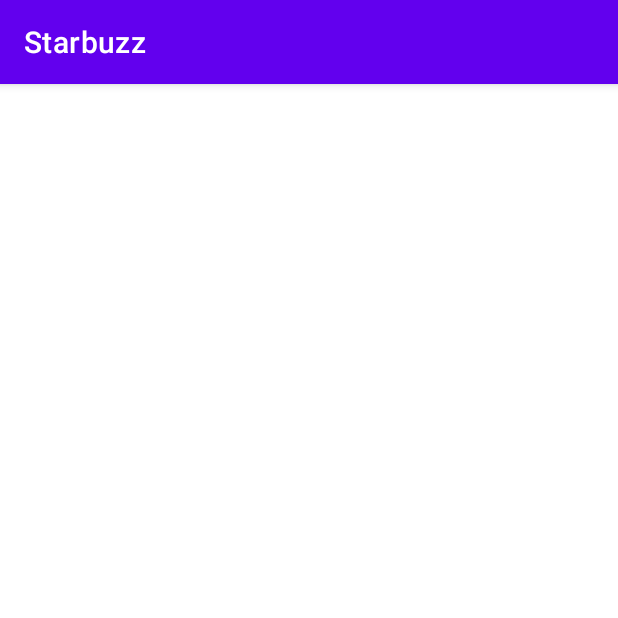
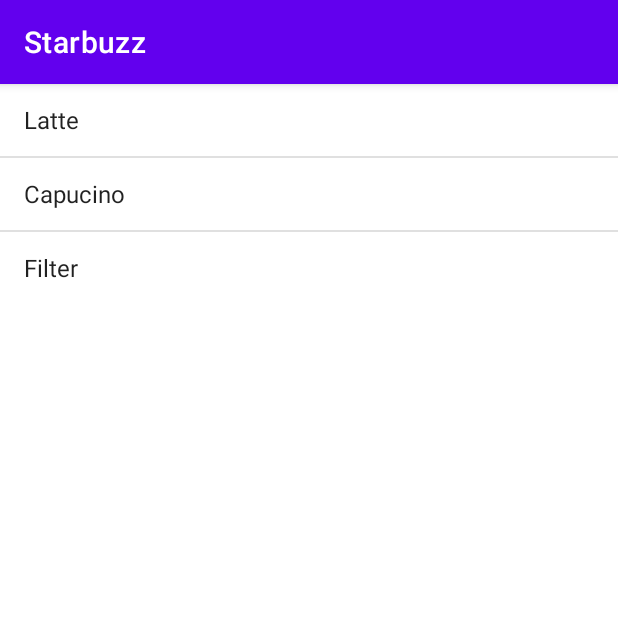
Before and after one commit to mosemb/Android, an Android app: the DrinkCategoryActivity screen opened directly, with no data from a screen before it, on a phone screen of 412 x 824 dp, the top half of it. Run offline under Robolectric (Android 15) with nearby library versions, the phone set to English and light mode, and no system bars.

Commit message:
updated starbuzz app

```diff
--- a/Starbuzz/app/src/main/AndroidManifest.xml
+++ b/Starbuzz/app/src/main/AndroidManifest.xml
@@ -9,6 +9,9 @@
         android:roundIcon="@mipmap/ic_launcher_round"
         android:supportsRtl="true"
         android:theme="@style/Theme.Starbuzz">
+        <activity
+            android:name=".DrinkActivity"
+            android:exported="false" />
         <activity
             android:name=".DrinkCategoryActivity"
             android:exported="false" />
--- a/Starbuzz/app/src/main/java/com/hfad/starbuzz/DrinkCategoryActivity.java
+++ b/Starbuzz/app/src/main/java/com/hfad/starbuzz/DrinkCategoryActivity.java
@@ -2,7 +2,12 @@ package com.hfad.starbuzz;
 
 import androidx.appcompat.app.AppCompatActivity;
 
+import android.content.Intent;
 import android.os.Bundle;
+import android.view.View;
+import android.widget.AdapterView;
+import android.widget.ArrayAdapter;
+import android.widget.ListView;
 
 public class DrinkCategoryActivity extends AppCompatActivity {
 
@@ -10,5 +15,29 @@ public class DrinkCategoryActivity extends AppCompatActivity {
     protected void onCreate(Bundle savedInstanceState) {
         super.onCreate(savedInstanceState);
         setContentView(R.layout.activity_drink_category);
+
+        // The adapter shows the Drinks from the Drinks.java file, another way to bring in the data.
+        ArrayAdapter<Drinks> listAdapter = new ArrayAdapter<>(
+                this,
+                android.R.layout.simple_list_item_1,
+                Drinks.drinks
+        );
+
+        ListView listDrinks = (ListView) findViewById(R.id.list_drinks);
+        listDrinks.setAdapter(listAdapter);
+
+        //Onclick show the each drink detail, create a click listener
+        AdapterView.OnItemClickListener itemClickListener = new AdapterView.OnItemClickListener() {
+            @Override
+            public void onItemClick(AdapterView<?> parent, View view, int position, long id) {
+                // Call in onother Activity
+                Intent intent = new Intent(DrinkCategoryActivity.this,DrinkActivity.class);
+                intent.putExtra(DrinkActivity.EXTRA_DRINKID,(int) id);
+                startActivity(intent);
+            }
+        };
+
+        listDrinks.setOnItemClickListener(itemClickListener);
+
     }
 }
--- a/Starbuzz/app/src/main/res/layout/activity_drink_category.xml
+++ b/Starbuzz/app/src/main/res/layout/activity_drink_category.xml
@@ -1,9 +1,15 @@
 <?xml version="1.0" encoding="utf-8"?>
-<androidx.constraintlayout.widget.ConstraintLayout xmlns:android="http://schemas.android.com/apk/res/android"
-    xmlns:app="http://schemas.android.com/apk/res-auto"
+<LinearLayout xmlns:android="http://schemas.android.com/apk/res/android"
+
     xmlns:tools="http://schemas.android.com/tools"
     android:layout_width="match_parent"
     android:layout_height="match_parent"
     tools:context=".DrinkCategoryActivity">
 
-</androidx.constraintlayout.widget.ConstraintLayout>
+
+    <ListView
+        android:id="@+id/list_drinks"
+        android:layout_width="match_parent"
+        android:layout_height="wrap_content"/>
+
+</LinearLayout>
```
Also changed, not shown: Starbuzz/app/src/main/java/com/hfad/starbuzz/DrinkActivity.java (added, +35 -0 lines), Starbuzz/app/src/main/res/layout/activity_drink.xml (added, +29 -0 lines).
